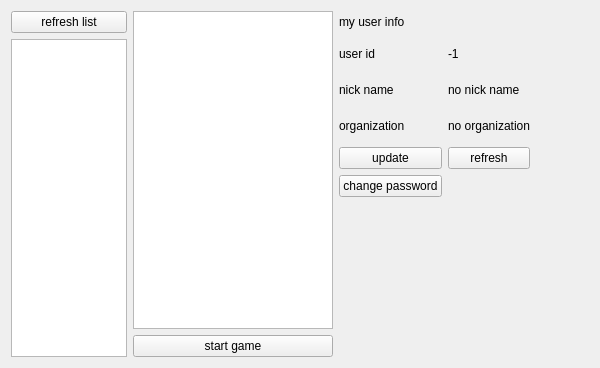
kubuntu/Dlut-Game-Platform, file MainClient/gui/gamehall/mainwindow.ui: the form before one commit.
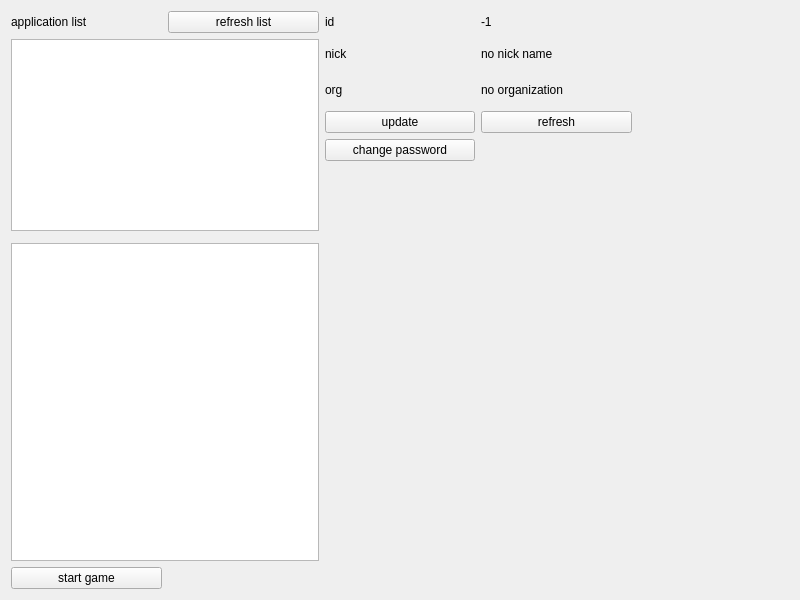
The form after the commit. Custom widgets are drawn as their Qt base class.

What changed in the file:
```diff
--- a/MainClient/gui/gamehall/mainwindow.ui
+++ b/MainClient/gui/gamehall/mainwindow.ui
@@ -6,8 +6,8 @@
    <rect>
     <x>0</x>
     <y>0</y>
-    <width>600</width>
-    <height>368</height>
+    <width>800</width>
+    <height>600</height>
    </rect>
   </property>
   <property name="minimumSize">
@@ -21,10 +21,7 @@
   </property>
   <widget class="QWidget" name="centralWidget">
    <layout class="QGridLayout" name="gridLayout">
-    <item row="1" column="0" rowspan="8">
-     <widget class="QListWidget" name="list_game"/>
-    </item>
-    <item row="0" column="1" rowspan="8">
+    <item row="7" column="1" colspan="2">
      <widget class="QTextBrowser" name="tb_game">
       <property name="minimumSize">
        <size>
@@ -34,7 +31,47 @@
       </property>
      </widget>
     </item>
-    <item row="1" column="2">
+    <item row="8" column="1">
+     <widget class="QPushButton" name="btn_start_game">
+      <property name="text">
+       <string>start game</string>
+      </property>
+     </widget>
+    </item>
+    <item row="5" column="3" rowspan="4" colspan="3">
+     <widget class="JWidgetHallTalk" name="widget" native="true">
+      <property name="minimumSize">
+       <size>
+        <width>250</width>
+        <height>0</height>
+       </size>
+      </property>
+      <property name="maximumSize">
+       <size>
+        <width>16777215</width>
+        <height>16777215</height>
+       </size>
+      </property>
+     </widget>
+    </item>
+    <item row="0" column="1">
+     <widget class="QLabel" name="lab_game">
+      <property name="text">
+       <string>application list</string>
+      </property>
+     </widget>
+    </item>
+    <item row="1" column="1" rowspan="5" colspan="2">
+     <widget class="QListWidget" name="list_game"/>
+    </item>
+    <item row="0" column="2">
+     <widget class="QPushButton" name="btn_refresh_list">
+      <property name="text">
+       <string>refresh list</string>
+      </property>
+     </widget>
+    </item>
+    <item row="0" column="3">
      <widget class="QLabel" name="lab_userid">
       <property name="maximumSize">
        <size>
@@ -43,14 +80,14 @@
        </size>
       </property>
       <property name="text">
-       <string>user id</string>
+       <string>id</string>
       </property>
       <property name="scaledContents">
        <bool>true</bool>
       </property>
      </widget>
     </item>
-    <item row="1" column="3">
+    <item row="0" column="4">
      <widget class="QLabel" name="text_userid">
       <property name="maximumSize">
        <size>
@@ -66,7 +103,7 @@
       </property>
      </widget>
     </item>
-    <item row="2" column="2">
+    <item row="1" column="3">
      <widget class="QLabel" name="lab_nickname">
       <property name="maximumSize">
        <size>
@@ -75,14 +112,14 @@
        </size>
       </property>
       <property name="text">
-       <string>nick name</string>
+       <string>nick</string>
       </property>
       <property name="scaledContents">
        <bool>true</bool>
       </property>
      </widget>
     </item>
-    <item row="2" column="3">
+    <item row="1" column="4">
      <widget class="QLabel" name="text_nickname">
       <property name="maximumSize">
        <size>
@@ -98,7 +135,7 @@
       </property>
      </widget>
     </item>
-    <item row="3" column="2">
+    <item row="2" column="3">
      <widget class="QLabel" name="lab_organization">
       <property name="maximumSize">
        <size>
@@ -107,14 +144,14 @@
        </size>
       </property>
       <property name="text">
-       <string>organization</string>
+       <string>org</string>
       </property>
       <property name="scaledContents">
        <bool>true</bool>
       </property>
      </widget>
     </item>
-    <item row="3" column="3">
+    <item row="2" column="4">
      <widget class="QLabel" name="text_organization">
       <property name="maximumSize">
        <size>
@@ -130,67 +167,21 @@
       </property>
      </widget>
     </item>
-    <item row="8" column="1">
-     <widget class="QPushButton" name="btn_start_game">
-      <property name="text">
-       <string>start game</string>
-      </property>
-     </widget>
-    </item>
-    <item row="0" column="2" colspan="2">
-     <widget class="QLabel" name="lab_myuserinfo">
-      <property name="maximumSize">
-       <size>
-        <width>16777215</width>
-        <height>30</height>
-       </size>
-      </property>
-      <property name="text">
-       <string>my user info</string>
-      </property>
-      <property name="scaledContents">
-       <bool>true</bool>
-      </property>
-     </widget>
-    </item>
-    <item row="0" column="0">
-     <widget class="QPushButton" name="btn_refresh_list">
-      <property name="text">
-       <string>refresh list</string>
-      </property>
-     </widget>
-    </item>
-    <item row="4" column="2">
+    <item row="3" column="3">
      <widget class="QPushButton" name="btn_update_myuserinfo">
       <property name="text">
        <string>update</string>
       </property>
      </widget>
     </item>
-    <item row="6" column="2" rowspan="3" colspan="3">
-     <widget class="JWidgetHallTalk" name="widget" native="true">
-      <property name="minimumSize">
-       <size>
-        <width>250</width>
-        <height>0</height>
-       </size>
-      </property>
-      <property name="maximumSize">
-       <size>
-        <width>16777215</width>
-        <height>16777215</height>
-       </size>
-      </property>
-     </widget>
-    </item>
-    <item row="5" column="2">
+    <item row="4" column="3">
      <widget class="QPushButton" name="btn_changepswd">
       <property name="text">
        <string>change password</string>
       </property>
      </widget>
     </item>
-    <item row="4" column="3">
+    <item row="3" column="4">
      <widget class="QPushButton" name="btn_refresh_myuserinfo">
       <property name="text">
        <string>refresh</string>
```
Left out of the diff: 2 changed lines with no effect on the pictures.
